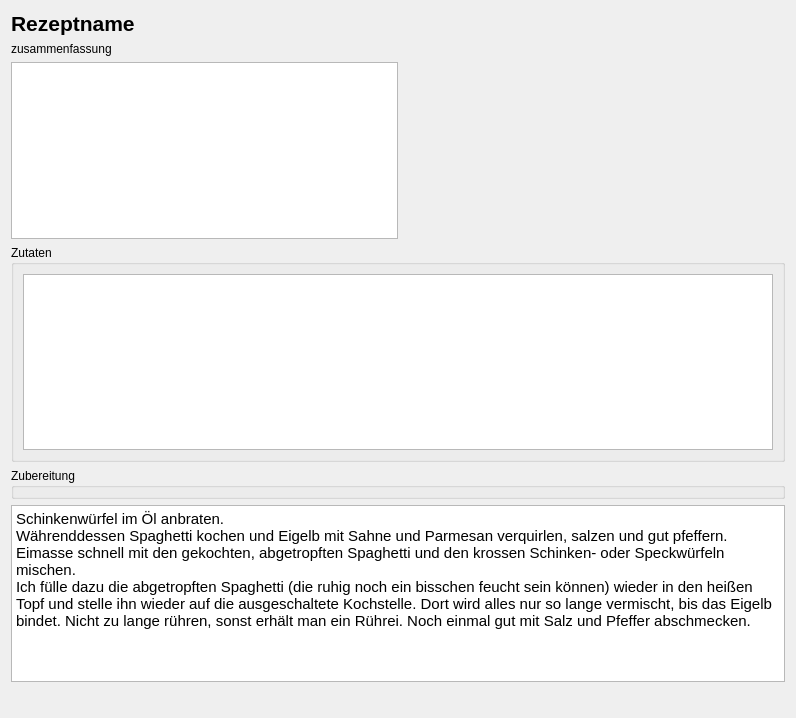
Qt form RecipeWidget.ui (Indidev/headcooker) before a commit.
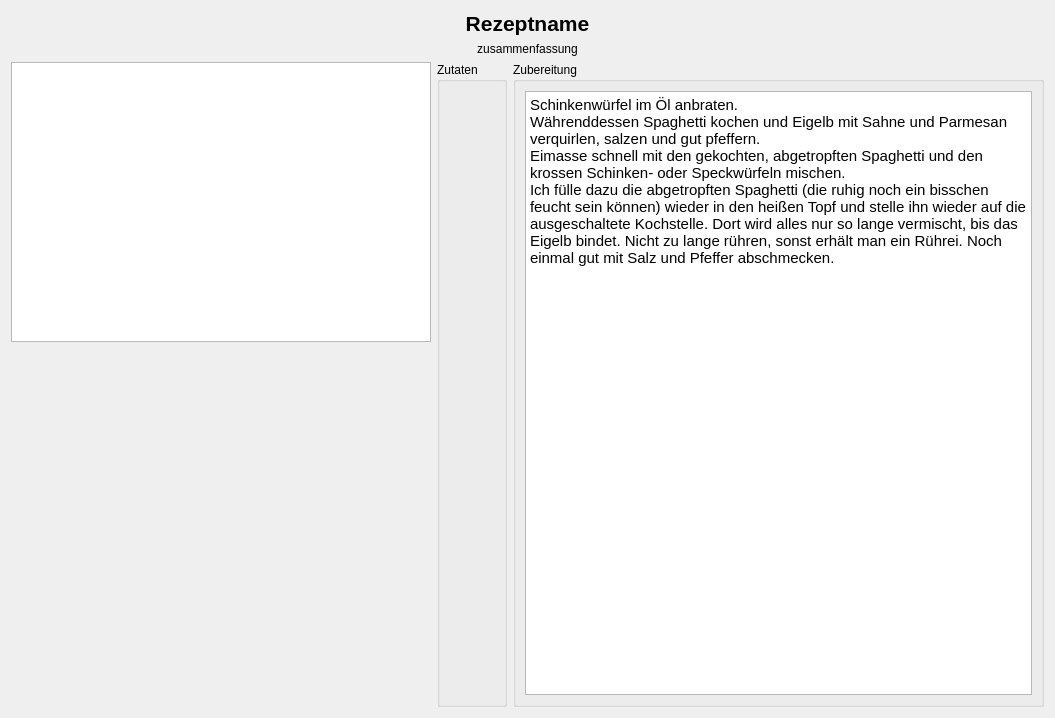
The same form after that commit.

The edit to the form file:
```diff
--- a/RecipeWidget.ui
+++ b/RecipeWidget.ui
@@ -6,15 +6,15 @@
    <rect>
     <x>0</x>
     <y>0</y>
-    <width>796</width>
+    <width>1055</width>
     <height>718</height>
    </rect>
   </property>
   <property name="windowTitle">
    <string>Form</string>
   </property>
-  <layout class="QGridLayout" name="gridLayout">
-   <item row="0" column="0">
+  <layout class="QVBoxLayout" name="verticalLayout_2">
+   <item>
     <widget class="QLabel" name="recipeName">
      <property name="font">
       <font>
@@ -26,34 +26,38 @@
      <property name="text">
       <string>Rezeptname</string>
      </property>
+     <property name="alignment">
+      <set>Qt::AlignCenter</set>
+     </property>
      <property name="margin">
       <number>5</number>
      </property>
     </widget>
    </item>
-   <item row="1" column="0">
+   <item>
     <widget class="QLabel" name="subtitle">
      <property name="text">
       <string>zusammenfassung</string>
      </property>
+     <property name="alignment">
+      <set>Qt::AlignCenter</set>
+     </property>
      <property name="margin">
       <number>5</number>
      </property>
     </widget>
    </item>
-   <item row="4" column="0">
-    <widget class="QGroupBox" name="groupBox_2">
-     <property name="title">
-      <string>Zubereitung</string>
-     </property>
-    </widget>
-   </item>
-   <item row="2" column="0">
-    <layout class="QHBoxLayout" name="horizontalLayout">
+   <item>
+    <layout class="QHBoxLayout" name="horizontalLayout_2">
      <property name="topMargin">
       <number>0</number>
      </property>
      <item>
+      <layout class="QVBoxLayout" name="verticalLayout_3">
+       <property name="rightMargin">
+        <number>0</number>
+       </property>
+       <item>
       <widget class="QGraphicsView" name="previewPicture">
        <property name="sizePolicy">
         <sizepolicy hsizetype="Expanding" vsizetype="Expanding">
@@ -61,33 +65,27 @@
          <verstretch>0</verstretch>
         </sizepolicy>
        </property>
+         <property name="minimumSize">
+          <size>
+           <width>420</width>
+           <height>280</height>
+          </size>
+         </property>
        <property name="maximumSize">
         <size>
          <width>420</width>
          <height>280</height>
         </size>
        </property>
+         <property name="alignment">
+          <set>Qt::AlignHCenter|Qt::AlignTop</set>
+         </property>
        <property name="dragMode">
         <enum>QGraphicsView::ScrollHandDrag</enum>
        </property>
       </widget>
      </item>
      <item>
-      <spacer name="horizontalSpacer">
-       <property name="orientation">
-        <enum>Qt::Horizontal</enum>
-       </property>
-       <property name="sizeHint" stdset="0">
-        <size>
-         <width>40</width>
-         <height>20</height>
-        </size>
-       </property>
-      </spacer>
-     </item>
-    </layout>
-   </item>
-   <item row="6" column="0">
     <spacer name="verticalSpacer">
      <property name="orientation">
       <enum>Qt::Vertical</enum>
@@ -100,19 +98,47 @@
      </property>
     </spacer>
    </item>
-   <item row="3" column="0">
+      </layout>
+     </item>
+     <item>
+      <layout class="QVBoxLayout" name="verticalLayout_4">
+       <property name="rightMargin">
+        <number>0</number>
+       </property>
+       <item>
     <widget class="QGroupBox" name="groupBox">
      <property name="title">
       <string>Zutaten</string>
      </property>
      <layout class="QVBoxLayout" name="verticalLayout">
       <item>
-       <widget class="QTableWidget" name="ingredientsTable"/>
+           <layout class="QVBoxLayout" name="ingredientsLayout"/>
+          </item>
+          <item>
+           <spacer name="verticalSpacer_2">
+            <property name="orientation">
+             <enum>Qt::Vertical</enum>
+            </property>
+            <property name="sizeHint" stdset="0">
+             <size>
+              <width>20</width>
+              <height>40</height>
+             </size>
+            </property>
+           </spacer>
       </item>
      </layout>
     </widget>
    </item>
-   <item row="5" column="0">
+      </layout>
+     </item>
+     <item>
+      <widget class="QGroupBox" name="groupBox_2">
+       <property name="title">
+        <string>Zubereitung</string>
+       </property>
+       <layout class="QGridLayout" name="gridLayout">
+        <item row="0" column="0">
     <widget class="QTextBrowser" name="instructions">
      <property name="html">
       <string>&lt;!DOCTYPE HTML PUBLIC &quot;-//W3C//DTD HTML 4.0//EN&quot; &quot;http://www.w3.org/TR/REC-html40/strict.dtd&quot;&gt;
@@ -122,6 +148,11 @@
 &lt;p style=&quot; margin-top:0px; margin-bottom:0px; margin-left:0px; margin-right:0px; -qt-block-indent:0; text-indent:0px;&quot;&gt;Schinkenwürfel im Öl anbraten. &lt;br /&gt;Währenddessen Spaghetti kochen und Eigelb mit Sahne und Parmesan verquirlen, salzen und gut pfeffern.&lt;br /&gt;Eimasse schnell mit den gekochten, abgetropften Spaghetti und den krossen Schinken- oder Speckwürfeln mischen. &lt;br /&gt;Ich fülle dazu die abgetropften Spaghetti (die ruhig noch ein bisschen feucht sein können) wieder in den heißen Topf und stelle ihn wieder auf die ausgeschaltete Kochstelle. Dort wird alles nur so lange vermischt, bis das Eigelb bindet. Nicht zu lange rühren, sonst erhält man ein Rührei. Noch einmal gut mit Salz und Pfeffer abschmecken.&lt;/p&gt;&lt;/body&gt;&lt;/html&gt;</string>
      </property>
     </widget>
+        </item>
+       </layout>
+      </widget>
+     </item>
+    </layout>
    </item>
   </layout>
  </widget>
```
Lines whose indentation alone changed are shown as unchanged.
